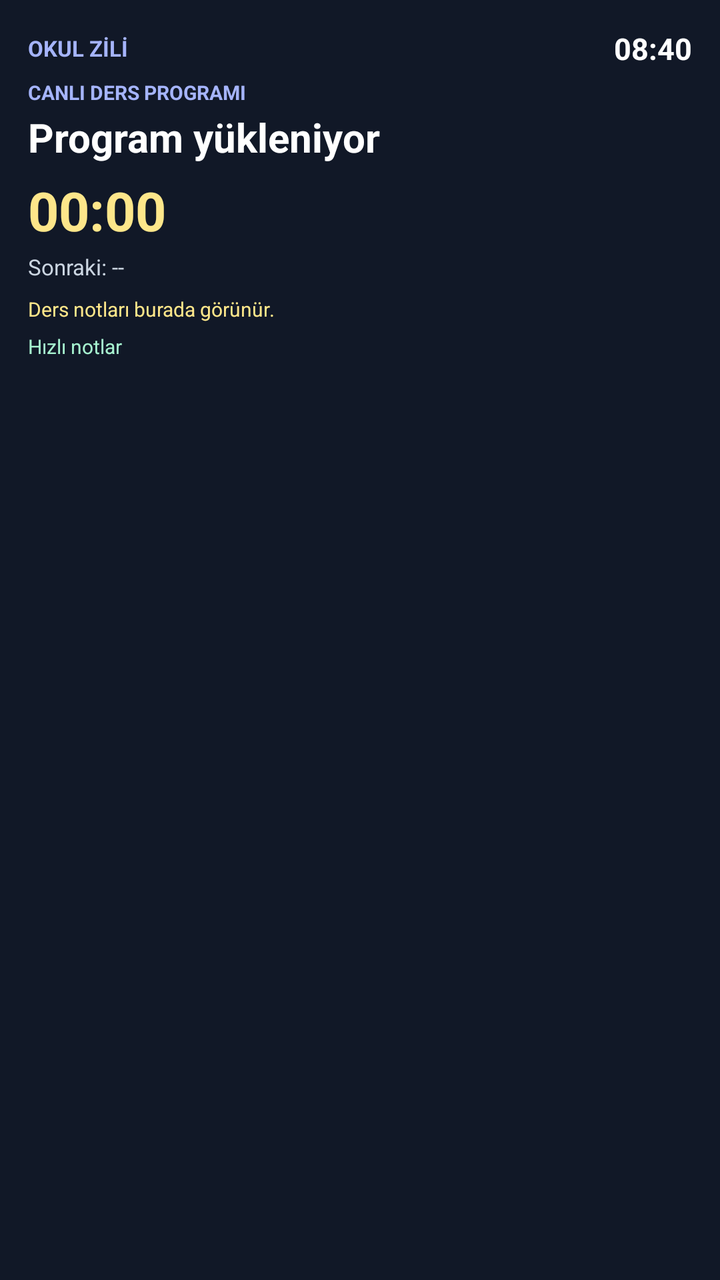
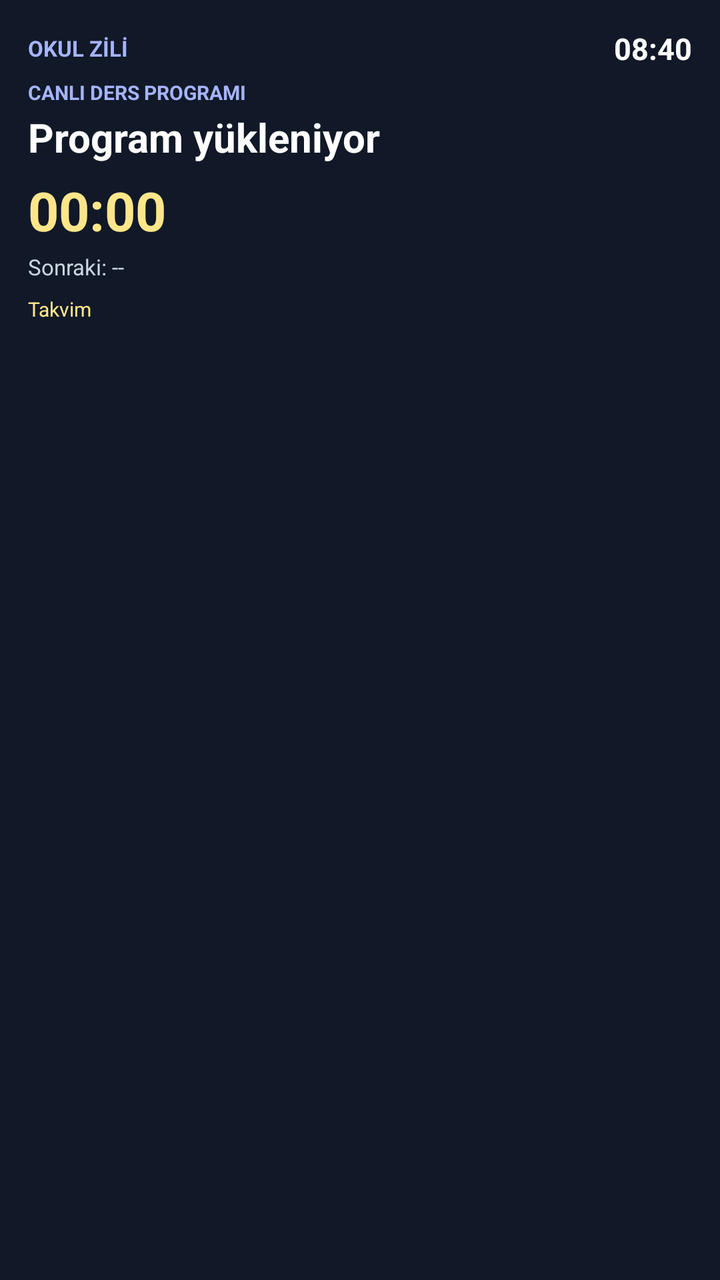

The first picture is an Android layout as it rendered before a commit; the second is the same layout after the commit. The layout source and the unified diff follow.
<!-- AndroidManifest.xml: application theme android:Theme.Material.Light.NoActionBar -->
<!-- res/layout/school_bell_widget.xml -->
<?xml version="1.0" encoding="utf-8"?>
<LinearLayout xmlns:android="http://schemas.android.com/apk/res/android"
    android:id="@+id/widget_root"
    android:layout_width="match_parent"
    android:layout_height="match_parent"
    android:orientation="vertical"
    android:padding="14dp"
    android:background="#111827">
    <LinearLayout android:layout_width="match_parent" android:layout_height="wrap_content"
        android:gravity="center_vertical" android:orientation="horizontal">
        <TextView android:id="@+id/widget_day" android:layout_width="0dp"
            android:layout_height="wrap_content" android:layout_weight="1"
            android:text="OKUL ZİLİ" android:textColor="#A5B4FC"
            android:textSize="11sp" android:textStyle="bold" />
        <TextView android:id="@+id/widget_clock" android:layout_width="wrap_content"
            android:layout_height="wrap_content" android:text="08:40"
            android:textColor="#FFFFFF" android:textSize="15sp" android:textStyle="bold" />
    </LinearLayout>
    <TextView android:id="@+id/widget_status" android:layout_width="match_parent"
        android:layout_height="wrap_content" android:layout_marginTop="5dp"
        android:text="CANLI DERS PROGRAMI" android:textColor="#A5B4FC"
        android:textSize="10sp" android:textStyle="bold" />
    <TextView android:id="@+id/widget_lesson" android:layout_width="match_parent"
        android:layout_height="wrap_content" android:layout_marginTop="2dp"
        android:text="Program yükleniyor" android:textColor="#FFFFFF"
        android:textStyle="bold" android:textSize="20sp" android:maxLines="1" />
    <Chronometer android:id="@+id/widget_countdown" android:layout_width="match_parent"
        android:layout_height="wrap_content" android:layout_marginTop="5dp"
        android:countDown="true" android:text="--:--" android:textColor="#FDE68A"
        android:textSize="27sp" android:textStyle="bold" />
    <TextView android:id="@+id/widget_next" android:layout_width="match_parent"
        android:layout_height="wrap_content" android:layout_marginTop="3dp"
        android:text="Sonraki: --" android:textColor="#CBD5E1"
        android:textSize="11sp" android:maxLines="1" />
    <TextView android:id="@+id/widget_note" android:layout_width="match_parent"
        android:layout_height="wrap_content" android:layout_marginTop="7dp"
        android:text="Ders notları burada görünür." android:textColor="#FDE68A"
        android:textSize="10sp" android:maxLines="3" android:ellipsize="end" />
    <TextView android:id="@+id/widget_quick_note" android:layout_width="match_parent"
        android:layout_height="wrap_content" android:layout_marginTop="5dp"
        android:text="Hızlı notlar" android:textColor="#A7F3D0"
        android:textSize="10sp" android:maxLines="2" android:ellipsize="end" />
</LinearLayout>
<!-- resources referenced by this layout -->
<resources>

</resources>

<!-- the commit's change to res/layout/school_bell_widget.xml (unified diff, before → after) -->
@@ -34,10 +34,9 @@
         android:textSize="11sp" android:maxLines="1" />
     <TextView android:id="@+id/widget_note" android:layout_width="match_parent"
         android:layout_height="wrap_content" android:layout_marginTop="7dp"
-        android:text="Ders notları burada görünür." android:textColor="#FDE68A"
-        android:textSize="10sp" android:maxLines="3" android:ellipsize="end" />
+        android:text="Takvim" android:textColor="#FDE68A"
+        android:textSize="10sp" android:maxLines="2" android:ellipsize="end" />
     <TextView android:id="@+id/widget_quick_note" android:layout_width="match_parent"
-        android:layout_height="wrap_content" android:layout_marginTop="5dp"
-        android:text="Hızlı notlar" android:textColor="#A7F3D0"
-        android:textSize="10sp" android:maxLines="2" android:ellipsize="end" />
+        android:layout_height="0dp" android:visibility="gone"
+        android:text="" />
 </LinearLayout>
